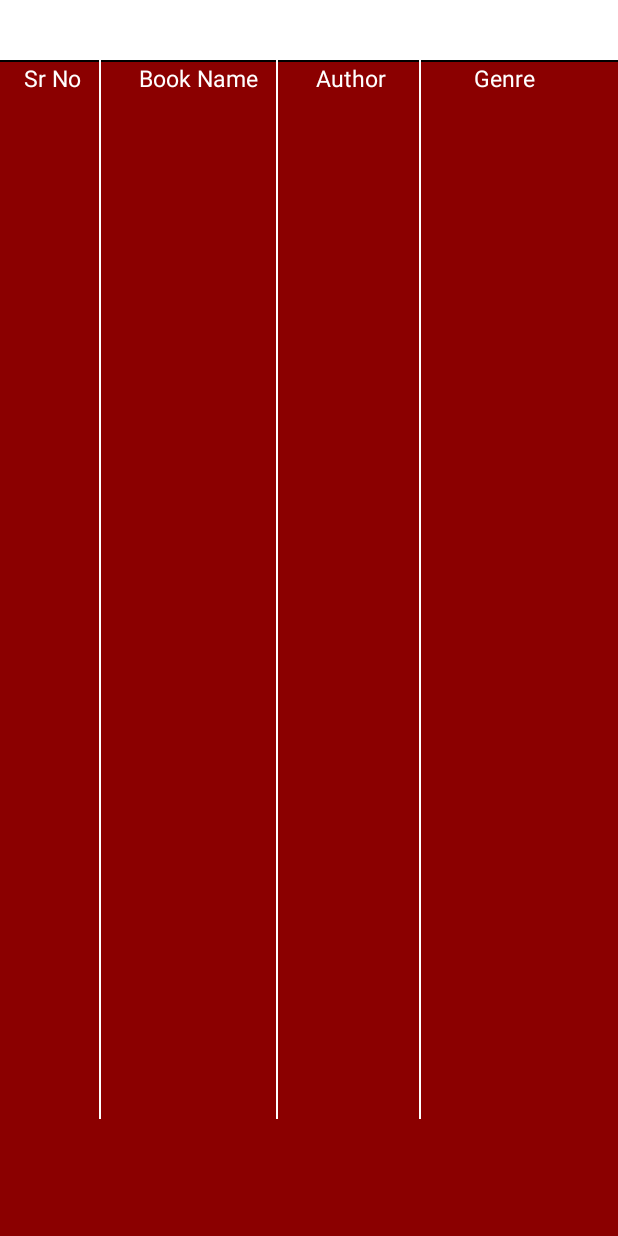
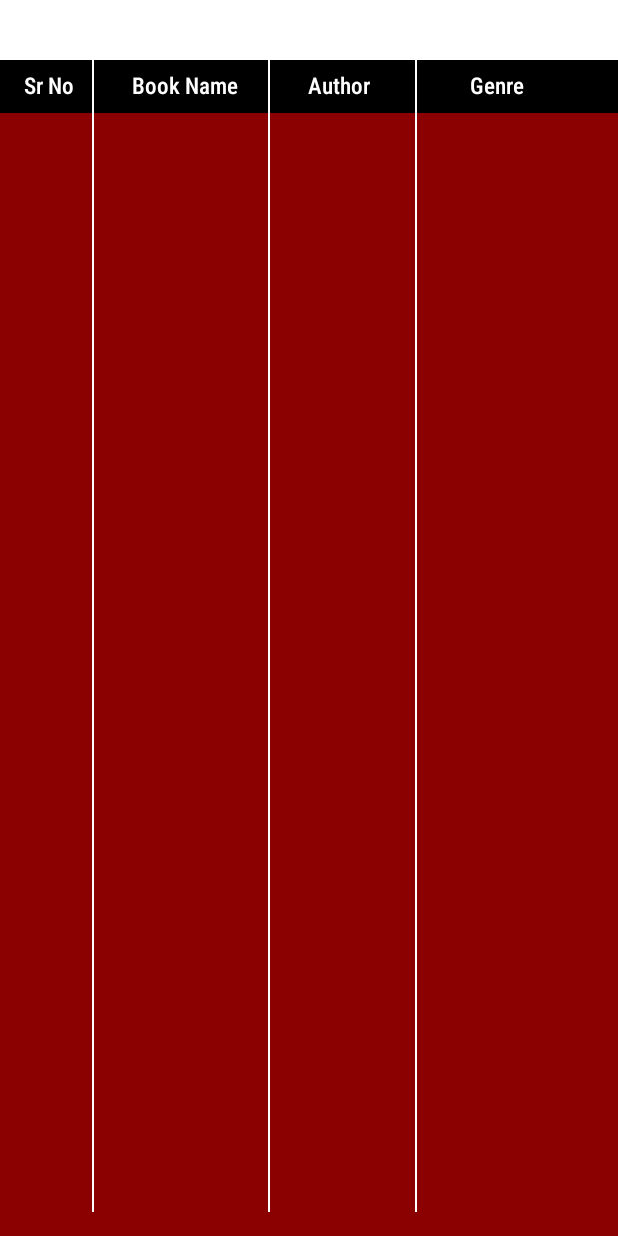
Before and after one commit to Progpr/Android-Project-LMS, an Android app: the layout act_book.xml on its own in the app's theme, with its tools: preview values and no code run, on a phone screen of 412 x 824 dp. Run offline under Robolectric (Android 15) with nearby library versions, the phone set to English and light mode, and no system bars.

Commit message:
Abbas created new classes for each function for spinner and also created the UI in act_book.xml. Will continue working soon

```diff
--- /dev/null
+++ b/app/src/main/java/com/example/mad_project/DueAmountActivity.java
@@ -0,0 +1,4 @@
+package com.example.mad_project;
+
+public class DueAmountActivity {
+}
--- /dev/null
+++ b/app/src/main/java/com/example/mad_project/HistoryActivity.java
@@ -0,0 +1,4 @@
+package com.example.mad_project;
+
+public class HistoryActivity {
+}
--- /dev/null
+++ b/app/src/main/java/com/example/mad_project/LatestBooksActivity.java
@@ -0,0 +1,4 @@
+package com.example.mad_project;
+
+public class LatestBooksActivity {
+}
--- a/app/src/main/res/layout/act_book.xml
+++ b/app/src/main/res/layout/act_book.xml
@@ -18,7 +18,7 @@
 
     <View
         android:layout_width="match_parent"
-        android:layout_height="1dp"
+        android:layout_height="35dp"
         android:layout_marginTop="40dp"
         android:layout_marginBottom="8dp"
         android:background="@color/black"
@@ -36,13 +36,14 @@
                 android:layout_width="wrap_content"
                 android:text="Sr No"
                 android:textSize="15dp"
+                android:fontFamily="sans-serif-condensed-medium"
                 android:id="@+id/tvv1"
                 android:textColor="@color/white"
-                android:layout_marginTop="25dp" />
+                android:layout_marginTop="30dp" />
 
             <View
                 android:layout_width="1dp"
-                android:layout_height="730dp"
+                android:layout_height="900dp"
                 android:background="@android:color/white"
                 android:layout_marginStart="12dp"/>
 
@@ -50,32 +51,34 @@
                 android:layout_width="wrap_content"
                 android:layout_height="wrap_content"
                 android:text="Book Name"
+                android:fontFamily="sans-serif-condensed-medium"
                 android:textColor="@color/white"
                 android:id="@+id/tvv2"
                 android:textSize="15sp"
                 android:layout_marginStart="25dp"
-                android:layout_marginTop="25dp" />
+                android:layout_marginTop="30dp" />
 
             <View
                 android:layout_width="1dp"
-                android:layout_height="730dp"
+                android:layout_height="900dp"
                 android:background="@android:color/white"
-                android:layout_marginStart="12dp"/>
+                android:layout_marginStart="20dp"/>
 
             <TextView
                 android:id="@+id/tvv3"
                 android:layout_width="wrap_content"
                 android:layout_height="wrap_content"
                 android:layout_marginLeft="25dp"
-                android:layout_marginTop="25dp"
+                android:fontFamily="sans-serif-condensed-medium"
+                android:layout_marginTop="30dp"
                 android:text="Author"
                 android:textSize="15dp"
                 android:textColor="@color/white" />
 
             <View
                 android:layout_width="1dp"
-                android:layout_height="730dp"
-                android:layout_marginStart="22dp"
+                android:layout_height="900dp"
+                android:layout_marginStart="30dp"
                 android:background="@android:color/white" />
 
             <TextView
@@ -83,7 +86,8 @@
                 android:layout_width="wrap_content"
                 android:layout_height="wrap_content"
                 android:layout_marginStart="35dp"
-                android:layout_marginTop="25dp"
+                android:fontFamily="sans-serif-condensed-medium"
+                android:layout_marginTop="30dp"
                 android:text="Genre "
                 android:textSize="15sp"
                 android:textColor="@color/white" />
--- a/app/src/main/res/values/strings.xml
+++ b/app/src/main/res/values/strings.xml
@@ -7,5 +7,7 @@
         <item>History</item>
         <item>Due Amount To be Paid</item>
         <item>Latest books available</item>
+        <item>Search for books</item>
+
     </string-array>
 </resources>
```
Also changed, not shown: app/src/main/java/com/example/mad_project/library.java (+36 -7 lines), app/src/main/java/com/example/mad_project/main_book.java (+34 -2 lines).
